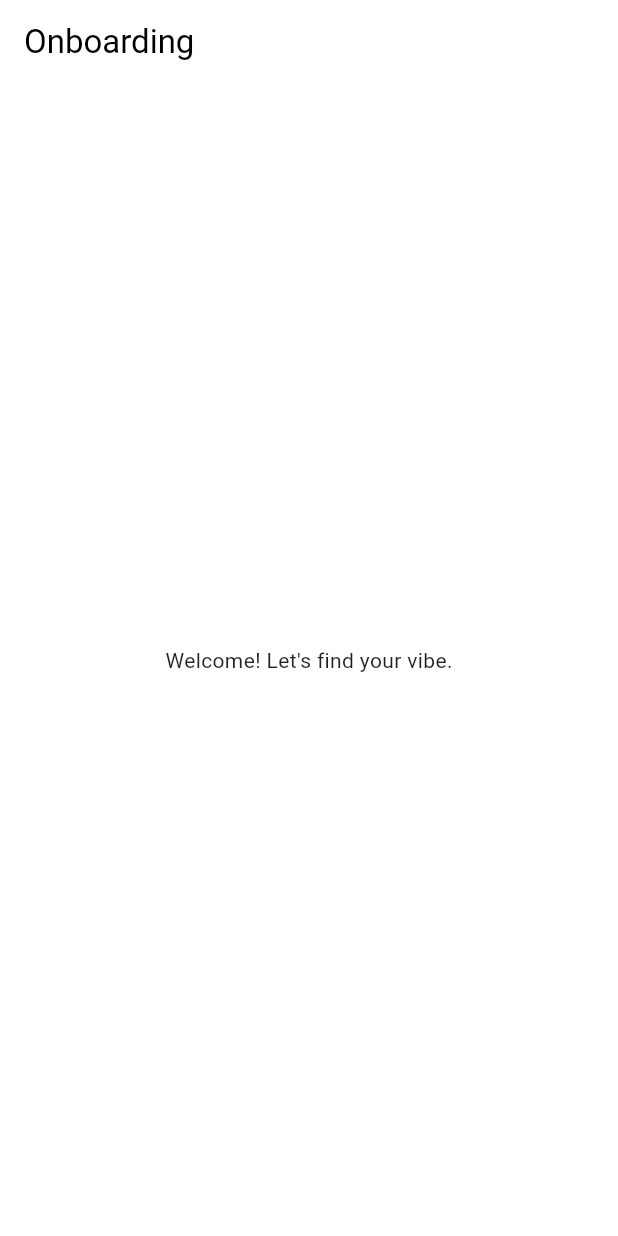
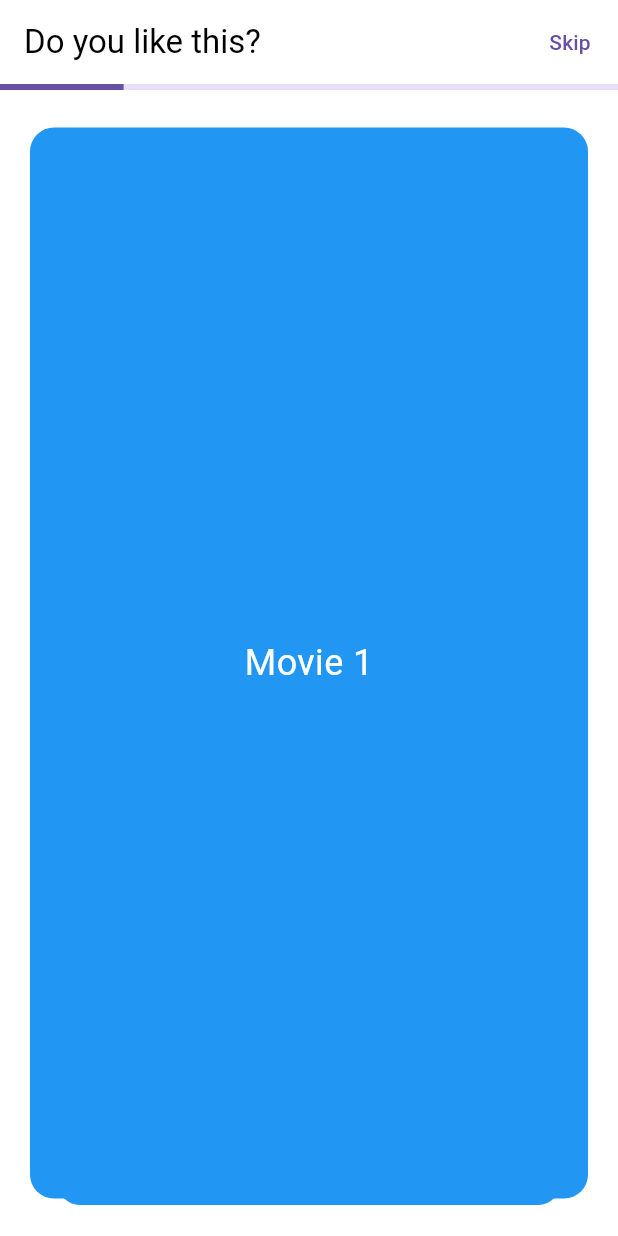
Before and after one commit to vipinn123/yorus-mobile-flutter, a Flutter app: the OnboardingScreen screen opened by its route, on a phone screen of 412 x 824 dp. Run offline on Flutter 3.47's test engine with Material 3 defaults, Android fonts, the phone set to English and light mode, and no system bars; drawn by our look-alikes of flutter_card_swiper; our stand-ins replace firebase_auth, firebase_core, flutter_riverpod, go_router, google_sign_in, isar; accounts and stored records are empty; generated files the repository leaves out were written again.

Commit message:
feat: implement Vibe Finder UI and interactions
- Adds a swipeable card interface to the onboarding screen for the Vibe Finder.
- Implements the "Tap to Rate" functionality with a rating overlay.
- Adds a "Skip" button to bypass the onboarding flow.
- Includes a dynamic progress bar that updates on swipe.
- Adds comprehensive widget tests for all new UI components and interactions.

```diff
--- a/lib/features/onboarding/presentation/screens/onboarding_screen.dart
+++ b/lib/features/onboarding/presentation/screens/onboarding_screen.dart
@@ -1,15 +1,83 @@
 // lib/features/onboarding/presentation/screens/onboarding_screen.dart
 import 'package:flutter/material.dart';
+import 'package:flutter_card_swiper/flutter_card_swiper.dart';
+import 'package:go_router/go_router.dart';
+import 'package:yorus_mobile/features/onboarding/presentation/widgets/media_card.dart';
+import 'package:yorus_mobile/features/onboarding/presentation/widgets/rating_overlay.dart';
 
-class OnboardingScreen extends StatelessWidget {
+class OnboardingScreen extends StatefulWidget {
   const OnboardingScreen({super.key});
+
+  @override
+  State<OnboardingScreen> createState() => _OnboardingScreenState();
+}
+
+class _OnboardingScreenState extends State<OnboardingScreen> {
+  final CardSwiperController _controller = CardSwiperController();
+  int? _tappedCardIndex;
+  int _currentIndex = 0;
+
+  final cards = [
+    const MediaCard(title: 'Movie 1'),
+    const MediaCard(title: 'Book 2'),
+    const MediaCard(title: 'Music 3'),
+    const MediaCard(title: 'Movie 4'),
+    const MediaCard(title: 'TV Show 5'),
+  ];
 
   @override
   Widget build(BuildContext context) {
     return Scaffold(
-      appBar: AppBar(title: const Text('Onboarding')),
-      body: const Center(
-        child: Text('Welcome! Let\'s find your vibe.'),
+      appBar: AppBar(
+        title: const Text('Do you like this?'),
+        actions: [
+          TextButton(
+            onPressed: () => context.go('/home'),
+            child: const Text('Skip'),
+          ),
+        ],
+      ),
+      body: Column(
+        children: [
+          LinearProgressIndicator(value: (_currentIndex + 1) / cards.length),
+          Expanded(
+            child: CardSwiper(
+              controller: _controller,
+              cardsCount: cards.length,
+              onSwipe: (previousIndex, currentIndex, direction) {
+                setState(() {
+                  _currentIndex = currentIndex ?? 0;
+                });
+                return true;
+              },
+              cardBuilder: (context, index, percentThresholdX, percentThresholdY) {
+                final card = cards[index];
+                return Stack(
+                  children: [
+                    MediaCard(
+                      title: card.title,
+                      onTap: () {
+                        setState(() {
+                          _tappedCardIndex = index;
+                        });
+                      },
+                    ),
+                    if (_tappedCardIndex == index)
+                      RatingOverlay(
+                        onRatingSelected: (rating) {
+                          print('Rated ${card.title} as $rating');
+                          setState(() {
+                            _tappedCardIndex = null;
+                          });
+                          _controller.swipeLeft(); // Or right, depending on logic
+                        },
+                      ),
+                  ],
+                );
+              },
+            ),
+          ),
+        ],
       ),
     );
   }
--- /dev/null
+++ b/lib/features/onboarding/presentation/widgets/media_card.dart
@@ -0,0 +1,24 @@
+// lib/features/onboarding/presentation/widgets/media_card.dart
+import 'package:flutter/material.dart';
+
+class MediaCard extends StatelessWidget {
+  final String title;
+  final VoidCallback? onTap;
+
+  const MediaCard({super.key, required this.title, this.onTap});
+
+  @override
+  Widget build(BuildContext context) {
+    return GestureDetector(
+      onTap: onTap,
+      child: Container(
+        alignment: Alignment.center,
+        decoration: BoxDecoration(
+          color: Colors.blue,
+          borderRadius: BorderRadius.circular(16),
+        ),
+        child: Text(title, style: const TextStyle(color: Colors.white, fontSize: 24)),
+      ),
+    );
+  }
+}
--- a/pubspec.yaml
+++ b/pubspec.yaml
@@ -55,6 +55,9 @@ dependencies:
 
   # Security (Local storage for tokens)
   flutter_secure_storage: ^9.2.4
+
+  # UI
+  flutter_card_swiper: ^6.0.0
 
   # SVG Assets
   flutter_svg: ^2.0.7 # For SVG icon rendering
```
Also changed, not shown: lib/features/onboarding/presentation/widgets/rating_overlay.dart (added, +36 -0 lines), pubspec.lock, 3 other files.
